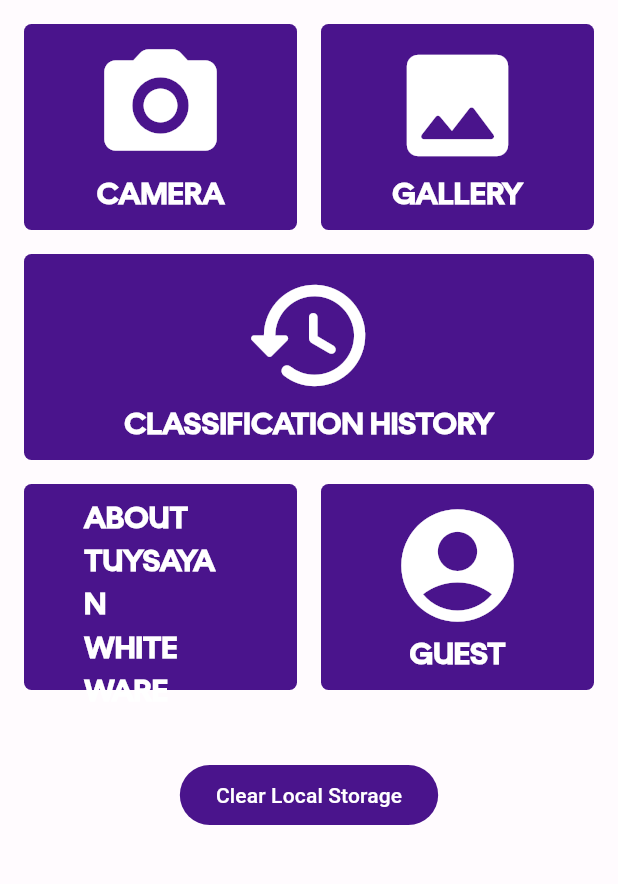
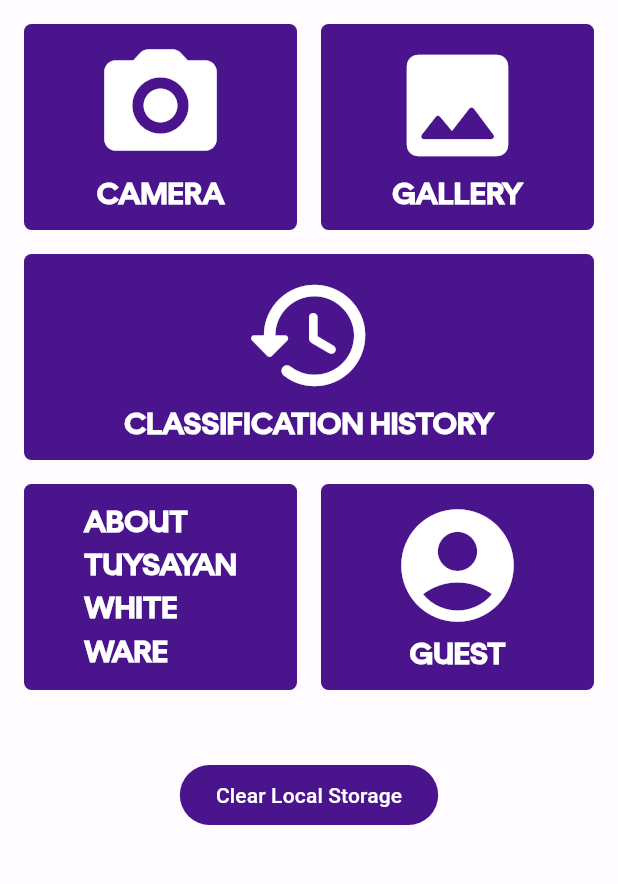
Before and after one commit to nickw409/CRAFT, a Flutter app: the screen it shows after launch, after a tap on "CAMERA", on a phone screen of 412 x 824 dp, the part 201-1085 px from its top. Run offline on Flutter 3.47's test engine with Material 3 defaults, Android fonts, the light colour scheme and no system bars; our stand-ins replace carousel_slider, cloud_firestore, firebase_auth, firebase_core, firebase_storage, geolocator and 6 more; accounts and stored records are empty.

Commit message:
minor bug fixes

```diff
--- a/mobile/lib/screens/homepage.dart
+++ b/mobile/lib/screens/homepage.dart
@@ -1,4 +1,5 @@
 import 'dart:io';
+import 'dart:typed_data';
 
 import 'package:cloud_firestore/cloud_firestore.dart';
 import 'package:craft/global_variables.dart';
@@ -14,6 +15,7 @@ import 'package:image_cropper/image_cropper.dart';
 import 'package:image_picker/image_picker.dart';
 import 'package:page_transition/page_transition.dart';
 import 'package:provider/provider.dart';
+import 'package:image/image.dart' as img;
 
 class HomePage extends StatefulWidget {
   static const String id = 'home';
@@ -86,8 +88,30 @@ class _HomePageState extends State<HomePage> {
       return;
     }
 
+    //convert croppedFile to grayscale
+    // Read the image file
+    final File imageFile = File(croppedFile.path);
+    final Uint8List imageBytes = await imageFile.readAsBytes();
+
+    // Decode the image using the image package
+    img.Image? image = img.decodeImage(imageBytes);
+
+    if (image == null) {
+      return;
+    }
+
+    // Convert the image to grayscale
+    img.Image grayscaleImage = img.grayscale(image);
+
+    // Encode the grayscale image back to PNG format
+    final List<int> grayscaleBytes = img.encodePng(grayscaleImage);
+
+    // Save the grayscale image as a new file
+    final File grayscaleFile =
+        await File(croppedFile.path).writeAsBytes(grayscaleBytes);
+
     setState(() {
-      selectedImage = File(croppedFile.path);
+      selectedImage = grayscaleFile;
     });
   }
 
@@ -424,7 +448,9 @@ class _HomePageState extends State<HomePage> {
                                       mainAxisAlignment:
                                           MainAxisAlignment.center,
                                       children: [
-                                        Text(
+                                        FittedBox(
+                                          fit: BoxFit.contain,
+                                          child: Text(
                                             'ABOUT\nTUYSAYAN\nWHITE\nWARE',
                                             style: TextStyle(
                                               fontSize: 20,
@@ -433,6 +459,7 @@ class _HomePageState extends State<HomePage> {
                                               color: Theme.of(context)
                                                   .colorScheme
                                                   .onPrimary,
+                                            ),
                                           ),
                                         ),
                                       ],
--- a/mobile/lib/screens/my_classificatoins.dart
+++ b/mobile/lib/screens/my_classificatoins.dart
@@ -145,16 +145,19 @@ class _MyClassificationsState extends State<MyClassifications> {
         child: Scaffold(
           appBar: AppBar(
             centerTitle: false,
-            toolbarHeight: 70,
+            toolbarHeight: 100,
             automaticallyImplyLeading: false,
             title: const Padding(
               padding: EdgeInsets.all(8.0),
+              child: Padding(
+                padding: EdgeInsets.only(top: 32),
                 child: Text(
                   'History',
                   style: TextStyle(
                       fontFamily: 'Uber',
                       fontSize: 60,
                       fontWeight: FontWeight.w700),
+                ),
               ),
             ),
             bottom: const TabBar(
--- a/mobile/pubspec.yaml
+++ b/mobile/pubspec.yaml
@@ -24,6 +24,7 @@ dependencies:
   page_transition: ^2.1.0
   provider: ^6.1.2
   url_launcher: ^6.3.0
+  image: ^4.2.0
 
 dev_dependencies:
   flutter_test:
```
Also changed, not shown: mobile/images/tww1.jpg (deleted), mobile/images/tww2.jpg (deleted), mobile/images/tww3.jpg (deleted), mobile/images/tww4.jpg (deleted), mobile/images/tww5.jpg (deleted), mobile/pubspec.lock. Lines whose indentation alone changed are shown as unchanged.
